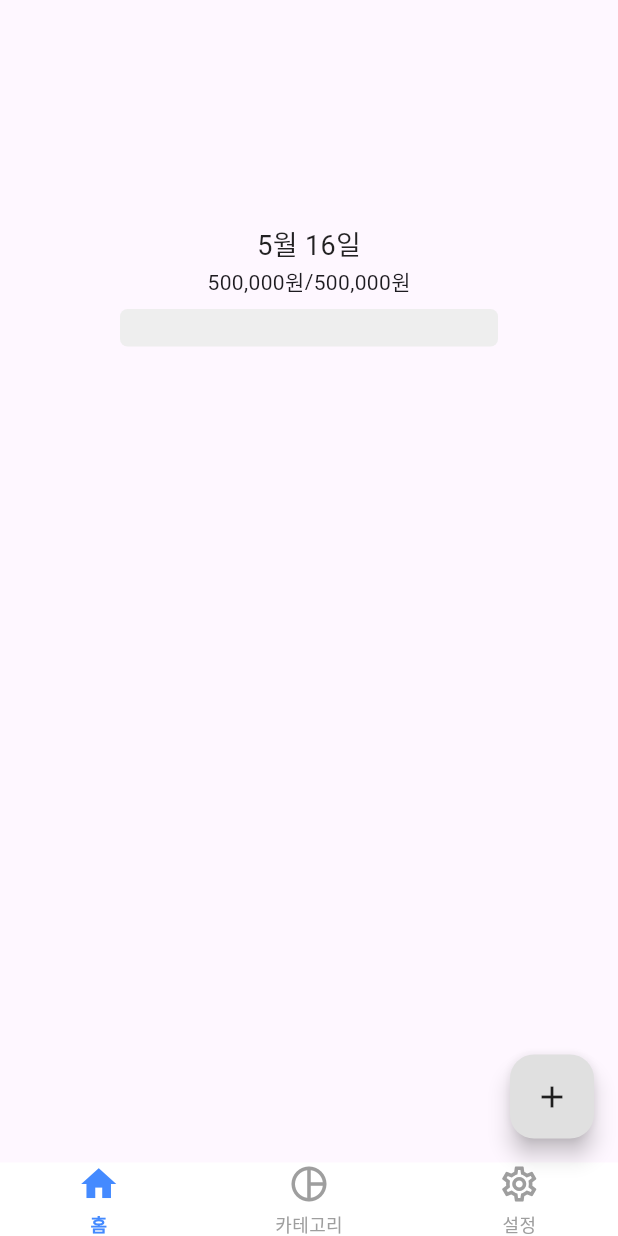
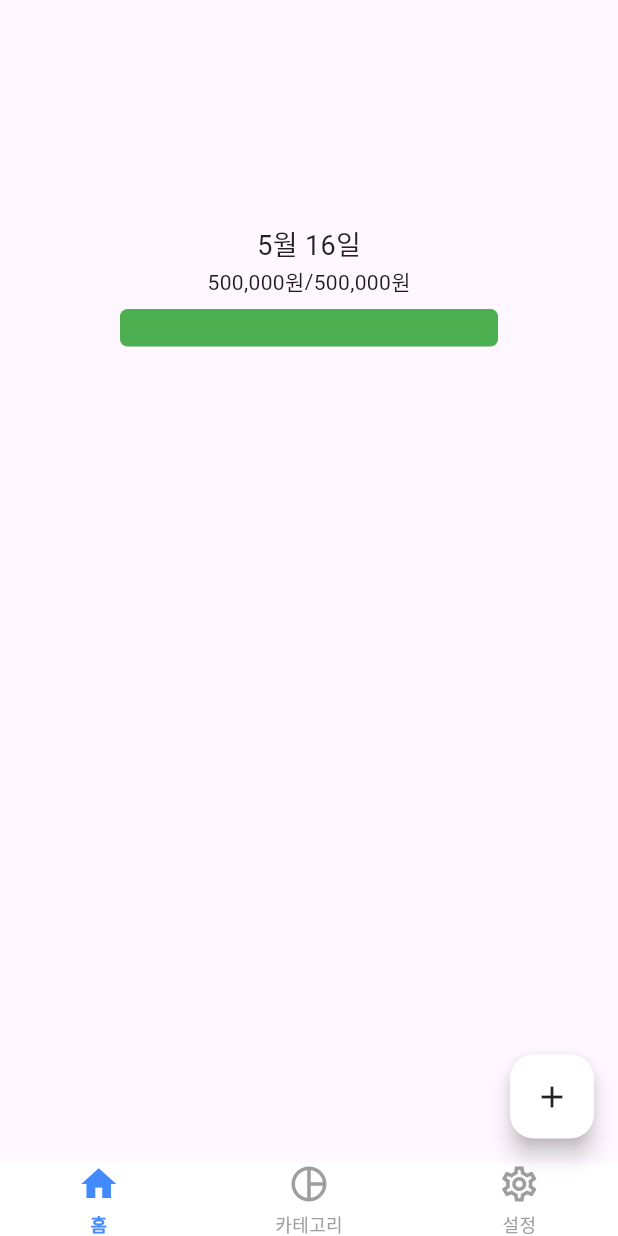
Before and after one commit to yeeeeeji/KeepMyMoney, a Flutter app: the screen it shows after launch, on a phone screen of 412 x 824 dp. Run offline on Flutter 3.47's test engine with Material 3 defaults, Android fonts, the light colour scheme and no system bars; our stand-ins replace flutter_riverpod.

Commit message:
refactor: 잔액상태바 표시 기준을 잔액 기준으로 변경

```diff
--- a/keep_my_money/lib/widgets/budget_status_tile.dart
+++ b/keep_my_money/lib/widgets/budget_status_tile.dart
@@ -18,7 +18,7 @@ class BudgetStatusTile extends ConsumerWidget {
 
     final double progress = totalAmount == 0
         ? 0
-        : (spentAmount / totalAmount).clamp(0.0, 1.0);
+        : (balance / totalAmount).clamp(0.0, 1.0);
 
     return Padding(
       padding: const EdgeInsets.fromLTRB(80, 0, 80, 0),
@@ -79,9 +79,11 @@ class _BarBase extends StatelessWidget {
   Widget build(BuildContext context) {
     final Color barColor = isBackground
         ? Colors.grey[200]!
-        : progress > 0.8
-        ? Colors.redAccent
-        : Colors.green;
+        : progress > 0.7
+        ? Colors.green
+        : progress > 0.3
+        ? Colors.orangeAccent
+        : Colors.redAccent;
 
     return Container(
       width: width * progress.clamp(0.0, 1.0),
--- a/keep_my_money/lib/widgets/buttons/expense_fab.dart
+++ b/keep_my_money/lib/widgets/buttons/expense_fab.dart
@@ -11,7 +11,7 @@ class ExpenseFab extends ConsumerWidget {
       onPressed: () {
         _showTransactionModal(context, ref);
       },
-      backgroundColor: Colors.grey[300],
+      backgroundColor: Colors.white,
       child: const Icon(Icons.add, color: Colors.black87),
     );
   }
```
